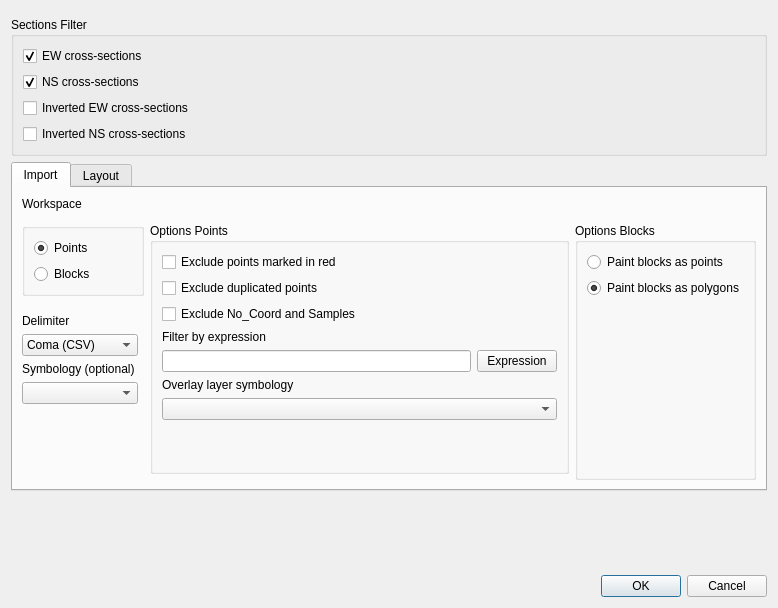
The window that sugar_tools_dialog_simple.ui (psigcat/sugartools) describes before a commit, drawn with Qt 5.
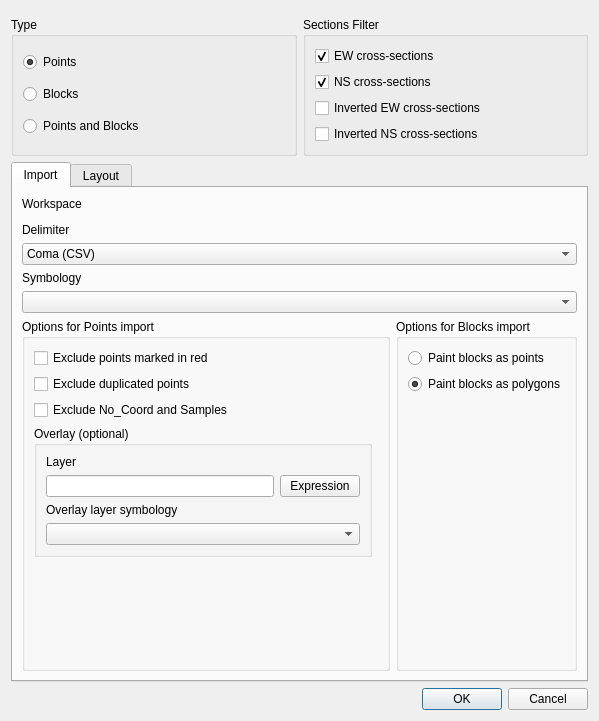
The same window after the commit. Custom widgets are drawn as their Qt base class.

Commit message: add radio group points&blocks, create groups to import layers to, add progress bar

Diff of the .ui file:
```diff
--- a/sugar_tools_dialog_simple.ui
+++ b/sugar_tools_dialog_simple.ui
@@ -6,25 +6,15 @@
    <rect>
     <x>0</x>
     <y>0</y>
-    <width>778</width>
-    <height>608</height>
+    <width>599</width>
+    <height>721</height>
    </rect>
   </property>
   <property name="windowTitle">
    <string>Sugar Tools</string>
   </property>
-  <layout class="QVBoxLayout" name="verticalLayout">
-   <item>
-    <widget class="QgsMessageBar" name="messageBar">
-     <property name="frameShape">
-      <enum>QFrame::StyledPanel</enum>
-     </property>
-     <property name="frameShadow">
-      <enum>QFrame::Raised</enum>
-     </property>
-    </widget>
-   </item>
-   <item>
+  <layout class="QGridLayout" name="gridLayout_6">
+   <item row="1" column="1">
     <widget class="QGroupBox" name="groupBox">
      <property name="title">
       <string>Sections Filter</string>
@@ -67,7 +57,7 @@
      </layout>
     </widget>
    </item>
-   <item>
+   <item row="2" column="0" colspan="2">
     <widget class="QTabWidget" name="tabWidget">
      <property name="currentIndex">
       <number>0</number>
@@ -77,13 +67,126 @@
        <string>Import</string>
       </attribute>
       <layout class="QGridLayout" name="gridLayout_2">
-       <item row="3" column="3" rowspan="10">
+       <item row="1" column="0" colspan="2">
+        <widget class="QgsFileWidget" name="workspace">
+         <property name="storageMode">
+          <enum>QgsFileWidget::GetDirectory</enum>
+         </property>
+        </widget>
+       </item>
+       <item row="0" column="0" colspan="2">
+        <widget class="QLabel" name="label">
+         <property name="text">
+          <string>Workspace</string>
+         </property>
+        </widget>
+       </item>
+       <item row="3" column="0" colspan="2">
+        <widget class="QComboBox" name="delimiter">
+         <item>
+          <property name="text">
+           <string>Coma (CSV)</string>
+          </property>
+         </item>
+         <item>
+          <property name="text">
+           <string>Tabulator (TSV)</string>
+          </property>
+         </item>
+        </widget>
+       </item>
+       <item row="6" column="0">
+        <widget class="QGroupBox" name="groupBoxPoints">
+         <property name="title">
+          <string>Options for Points import</string>
+         </property>
+         <layout class="QGridLayout" name="gridLayout_3">
+          <item row="6" column="0" colspan="2">
+           <spacer name="verticalSpacer_5">
+            <property name="orientation">
+             <enum>Qt::Vertical</enum>
+            </property>
+            <property name="sizeHint" stdset="0">
+             <size>
+              <width>20</width>
+              <height>40</height>
+             </size>
+            </property>
+           </spacer>
+          </item>
+          <item row="3" column="0">
+           <widget class="QGroupBox" name="groupBox_2">
+            <property name="title">
+             <string>Overlay (optional)</string>
+            </property>
+            <layout class="QGridLayout" name="gridLayout_7">
+             <item row="1" column="0">
+              <widget class="QLineEdit" name="filter_expr"/>
+             </item>
+             <item row="2" column="0">
+              <widget class="QLabel" name="label_7">
+               <property name="text">
+                <string>Overlay layer symbology</string>
+               </property>
+              </widget>
+             </item>
+             <item row="0" column="0">
+              <widget class="QLabel" name="label_4">
+               <property name="text">
+                <string>Layer</string>
+               </property>
+              </widget>
+             </item>
+             <item row="1" column="1">
+              <widget class="QPushButton" name="filter_expr_btn">
+               <property name="text">
+                <string>Expression</string>
+               </property>
+              </widget>
+             </item>
+             <item row="3" column="0" colspan="2">
+              <widget class="QComboBox" name="symbology_overlay"/>
+             </item>
+            </layout>
+           </widget>
+          </item>
+          <item row="2" column="0" colspan="2">
+           <widget class="QCheckBox" name="exclude_no_coords">
+            <property name="text">
+             <string>Exclude No_Coord and Samples</string>
+            </property>
+           </widget>
+          </item>
+          <item row="1" column="0" colspan="2">
+           <widget class="QCheckBox" name="exclude_duplicated_points">
+            <property name="text">
+             <string>Exclude duplicated points</string>
+            </property>
+           </widget>
+          </item>
+          <item row="0" column="0" colspan="2">
+           <widget class="QCheckBox" name="exclude_red_points">
+            <property name="text">
+             <string>Exclude points marked in red</string>
+            </property>
+           </widget>
+          </item>
+         </layout>
+        </widget>
+       </item>
+       <item row="6" column="1">
         <widget class="QGroupBox" name="groupBoxBlocks">
          <property name="enabled">
           <bool>true</bool>
          </property>
+         <property name="maximumSize">
+          <size>
+           <width>215</width>
+           <height>16777215</height>
+          </size>
+         </property>
          <property name="title">
-          <string>Options Blocks</string>
+          <string>Options for Blocks import</string>
          </property>
          <layout class="QGridLayout" name="gridLayout_4">
           <item row="2" column="0">
@@ -119,163 +222,23 @@
          </layout>
         </widget>
        </item>
-       <item row="9" column="0">
-        <widget class="QComboBox" name="symbologies"/>
+       <item row="5" column="0" colspan="2">
+        <widget class="QComboBox" name="symbology"/>
        </item>
-       <item row="8" column="0">
-        <widget class="QLabel" name="labelSymbology">
-         <property name="text">
-          <string>Symbology (optional)</string>
-         </property>
-        </widget>
-       </item>
-       <item row="10" column="0">
-        <spacer name="verticalSpacer_2">
-         <property name="orientation">
-          <enum>Qt::Vertical</enum>
-         </property>
-         <property name="sizeHint" stdset="0">
-          <size>
-           <width>20</width>
-           <height>40</height>
-          </size>
-         </property>
-        </spacer>
-       </item>
-       <item row="3" column="2" rowspan="9">
-        <widget class="QGroupBox" name="groupBoxPoints">
-         <property name="title">
-          <string>Options Points</string>
-         </property>
-         <layout class="QGridLayout" name="gridLayout_3">
-          <item row="2" column="0" colspan="2">
-           <widget class="QCheckBox" name="exclude_no_coords">
-            <property name="text">
-             <string>Exclude No_Coord and Samples</string>
-            </property>
-           </widget>
-          </item>
-          <item row="3" column="0">
-           <widget class="QLabel" name="label_4">
-            <property name="text">
-             <string>Filter by expression</string>
-            </property>
-           </widget>
-          </item>
-          <item row="5" column="1">
-           <widget class="QPushButton" name="filter_expr_btn">
-            <property name="text">
-             <string>Expression</string>
-            </property>
-           </widget>
-          </item>
-          <item row="1" column="0" colspan="2">
-           <widget class="QCheckBox" name="exclude_duplicated_points">
-            <property name="text">
-             <string>Exclude duplicated points</string>
-            </property>
-           </widget>
-          </item>
-          <item row="7" column="0" colspan="2">
-           <widget class="QComboBox" name="symbologies_overlay"/>
-          </item>
-          <item row="5" column="0">
-           <widget class="QLineEdit" name="filter_expr"/>
-          </item>
-          <item row="6" column="0" colspan="2">
-           <widget class="QLabel" name="label_7">
-            <property name="text">
-             <string>Overlay layer symbology</string>
-            </property>
-           </widget>
-          </item>
-          <item row="0" column="0" colspan="2">
-           <widget class="QCheckBox" name="exclude_red_points">
-            <property name="text">
-             <string>Exclude points marked in red</string>
-            </property>
-           </widget>
-          </item>
-          <item row="8" column="0" colspan="2">
-           <spacer name="verticalSpacer_5">
-            <property name="orientation">
-             <enum>Qt::Vertical</enum>
-            </property>
-            <property name="sizeHint" stdset="0">
-             <size>
-              <width>20</width>
-              <height>40</height>
-             </size>
-            </property>
-           </spacer>
-          </item>
-         </layout>
-        </widget>
-       </item>
-       <item row="7" column="0">
-        <widget class="QComboBox" name="delimiter">
-         <item>
-          <property name="text">
-           <string>Coma (CSV)</string>
-          </property>
-         </item>
-         <item>
-          <property name="text">
-           <string>Tabulator (TSV)</string>
-          </property>
-         </item>
-        </widget>
-       </item>
-       <item row="1" column="0" colspan="4">
-        <widget class="QgsFileWidget" name="workspace">
-         <property name="storageMode">
-          <enum>QgsFileWidget::GetDirectory</enum>
-         </property>
-        </widget>
-       </item>
-       <item row="0" column="0" colspan="2">
-        <widget class="QLabel" name="label">
-         <property name="text">
-          <string>Workspace</string>
-         </property>
-        </widget>
-       </item>
-       <item row="3" column="0" colspan="2">
-        <widget class="QGroupBox" name="pointOrBlock">
-         <property name="title">
-          <string/>
-         </property>
-         <property name="checkable">
-          <bool>false</bool>
-         </property>
-         <layout class="QVBoxLayout" name="verticalLayout_4">
-          <item>
-           <widget class="QRadioButton" name="radioPoints">
-            <property name="text">
-             <string>Points</string>
-            </property>
-            <property name="checked">
-             <bool>true</bool>
-            </property>
-           </widget>
-          </item>
-          <item>
-           <widget class="QRadioButton" name="radioBlocks">
-            <property name="text">
-             <string>Blocks</string>
-            </property>
-           </widget>
-          </item>
-         </layout>
-        </widget>
-       </item>
-       <item row="6" column="0">
+       <item row="2" column="0" colspan="2">
         <widget class="QLabel" name="label_6">
          <property name="text">
           <string>Delimiter</string>
          </property>
         </widget>
        </item>
+       <item row="4" column="0" colspan="2">
+        <widget class="QLabel" name="labelSymbology">
+         <property name="text">
+          <string>Symbology</string>
+         </property>
+        </widget>
+       </item>
       </layout>
      </widget>
      <widget class="QWidget" name="tabLayout">
@@ -320,20 +283,43 @@
      </widget>
     </widget>
    </item>
-   <item>
-    <spacer name="verticalSpacer">
-     <property name="orientation">
-      <enum>Qt::Vertical</enum>
+   <item row="1" column="0">
+    <widget class="QGroupBox" name="pointOrBlock">
+     <property name="title">
+      <string>Type</string>
      </property>
-     <property name="sizeHint" stdset="0">
-      <size>
-       <width>20</width>
-       <height>40</height>
-      </size>
+     <property name="checkable">
+      <bool>false</bool>
      </property>
-    </spacer>
+     <layout class="QGridLayout" name="gridLayout_5">
+      <item row="1" column="0">
+       <widget class="QRadioButton" name="radioBlocks">
+        <property name="text">
+         <string>Blocks</string>
+        </property>
+       </widget>
+      </item>
+      <item row="0" column="0">
+       <widget class="QRadioButton" name="radioPoints">
+        <property name="text">
+         <string>Points</string>
+        </property>
+        <property name="checked">
+         <bool>true</bool>
+        </property>
+       </widget>
+      </item>
+      <item row="2" column="0">
+       <widget class="QRadioButton" name="radioPointsBlocks">
+        <property name="text">
+         <string>Points and Blocks</string>
+        </property>
+       </widget>
+      </item>
+     </layout>
+    </widget>
    </item>
-   <item>
+   <item row="3" column="0" colspan="2">
     <widget class="QDialogButtonBox" name="buttonBox">
      <property name="orientation">
       <enum>Qt::Horizontal</enum>
@@ -343,6 +329,16 @@
      </property>
     </widget>
    </item>
+   <item row="0" column="0" colspan="2">
+    <widget class="QgsMessageBar" name="messageBar">
+     <property name="frameShape">
+      <enum>QFrame::StyledPanel</enum>
+     </property>
+     <property name="frameShadow">
+      <enum>QFrame::Raised</enum>
+     </property>
+    </widget>
+   </item>
   </layout>
  </widget>
  <customwidgets>
```
The commit also changes 1 other file.
